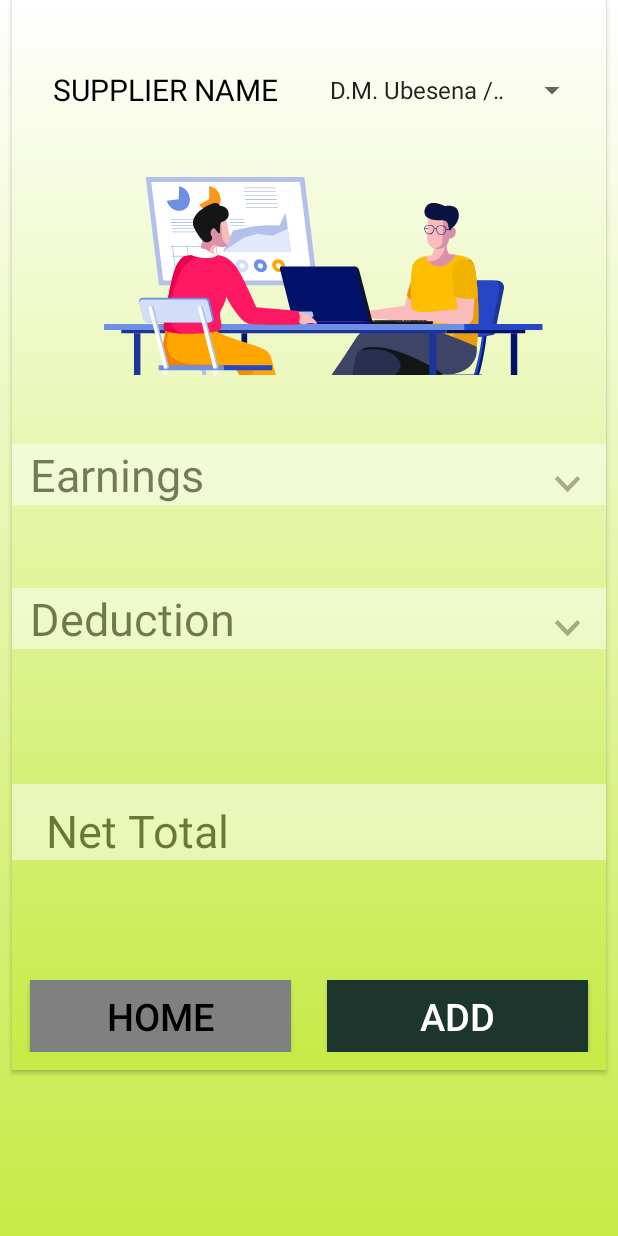
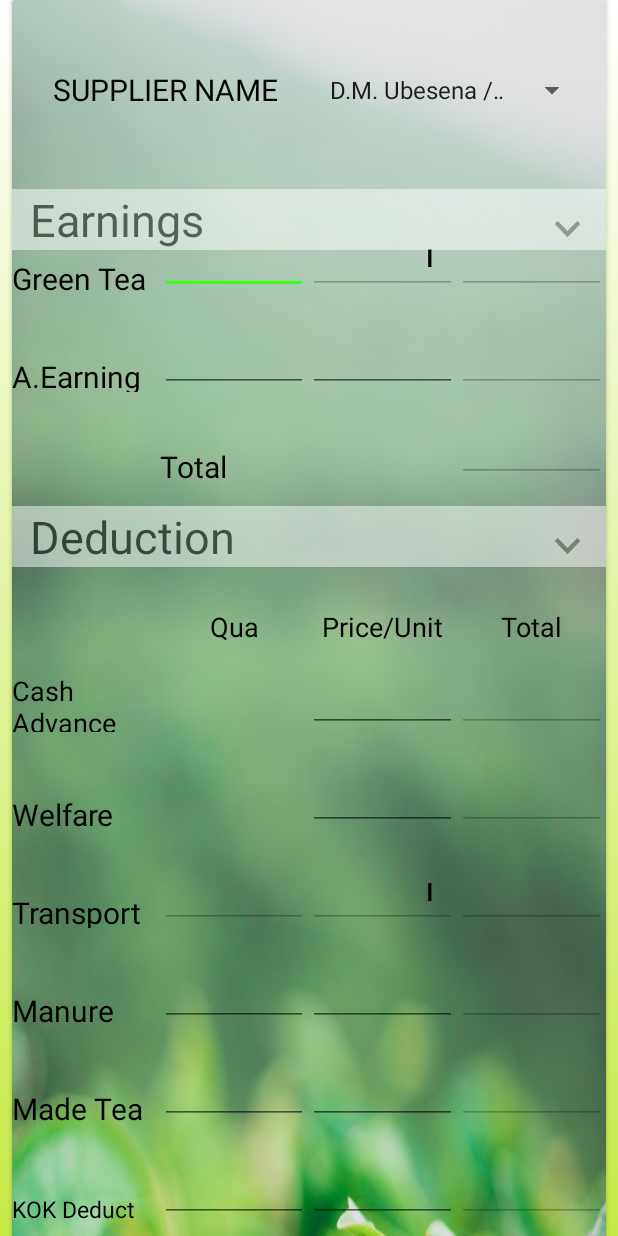
Before and after one commit to deeptha92/TeaPluskerApp, an Android app: the SupplierFormActivity screen opened directly, with no data from a screen before it, on a phone screen of 412 x 824 dp. Run offline under Robolectric (Android 15) with nearby library versions, the light colour scheme and no system bars.

Commit message:
added latest update

```diff
--- a/app/build.gradle
+++ b/app/build.gradle
@@ -41,4 +41,5 @@ dependencies {
     implementation 'androidx.appcompat:appcompat:1.4.1'
     implementation 'com.google.android.material:material:1.6.0'
     implementation 'pl.droidsonroids.gif:android-gif-drawable:1.2.17'
+    implementation 'com.google.code.gson:gson:2.8.8'
 }
--- a/app/src/main/java/com/example/Modal/EmployeeModalClass.java
+++ b/app/src/main/java/com/example/Modal/EmployeeModalClass.java
@@ -1,4 +1,7 @@
 package com.example.Modal;
+
+import android.os.Parcel;
+import android.os.Parcelable;
 
 public class EmployeeModalClass {
     int id;
@@ -304,4 +307,6 @@ public class EmployeeModalClass {
     public void setSupplier_name(String supplier_name) {
         this.supplier_name = supplier_name;
     }
+
+
 }
--- a/app/src/main/java/com/example/TeaPlucker/MainActivity.java
+++ b/app/src/main/java/com/example/TeaPlucker/MainActivity.java
@@ -129,7 +129,10 @@ public class MainActivity extends AppCompatActivity {
         lav_form.setOnClickListener(new View.OnClickListener() {
             @Override
             public void onClick(View v) {
-
+                SharedPreferences sharedPreferences = getSharedPreferences("MySharedPref", Context.MODE_PRIVATE);
+                SharedPreferences.Editor editor = sharedPreferences.edit();
+                editor.remove("myModel"); // Remove the key associated with the MyModel object
+                editor.apply();
                 LLFirst.setVisibility(View.INVISIBLE);
                 LLSecond.setVisibility(View.INVISIBLE);
                 LLThird.setVisibility(View.INVISIBLE);
--- a/app/src/main/res/layout/activity_supplier_form.xml
+++ b/app/src/main/res/layout/activity_supplier_form.xml
@@ -63,7 +63,7 @@
                 android:layout_width="match_parent"
                 android:layout_height="match_parent"
                 android:paddingBottom="12dp"
-                android:background="@drawable/background_form"
+                android:background="@drawable/tealeaves_3_bk"
                 tools:ignore="ExtraText">
 
                 <LinearLayout
@@ -136,7 +136,6 @@
                     android:layout_height="wrap_content"
                     android:layout_marginTop="10dp"
                     android:orientation="horizontal"
-                    android:visibility="gone"
                     app:layout_constraintEnd_toEndOf="parent"
                     app:layout_constraintStart_toStartOf="parent"
                     app:layout_constraintTop_toBottomOf="@id/LLLabelEarning"
@@ -203,7 +202,6 @@
                     android:layout_height="wrap_content"
                     android:layout_marginTop="25dp"
                     android:orientation="horizontal"
-                    android:visibility="gone"
                     app:layout_constraintEnd_toEndOf="parent"
                     app:layout_constraintStart_toStartOf="parent"
                     app:layout_constraintTop_toBottomOf="@id/LLGreentea"
@@ -274,7 +272,6 @@
                     android:layout_height="wrap_content"
                     android:layout_marginTop="20dp"
                     android:orientation="horizontal"
-                    android:visibility="gone"
                     app:layout_constraintEnd_toEndOf="parent"
                     app:layout_constraintStart_toStartOf="parent"
                     app:layout_constraintTop_toBottomOf="@id/LLAditional"
@@ -342,7 +339,6 @@
                     android:layout_height="wrap_content"
                     android:layout_marginTop="20dp"
                     android:orientation="horizontal"
-                    android:visibility="gone"
                     app:layout_constraintEnd_toEndOf="parent"
                     app:layout_constraintStart_toStartOf="parent"
                     app:layout_constraintTop_toBottomOf="@id/LLDeduction"
@@ -417,7 +413,6 @@
                     android:layout_width="match_parent"
                     android:layout_height="wrap_content"
                     android:layout_marginTop="10dp"
-                    android:visibility="gone"
                     android:orientation="horizontal"
                     app:layout_constraintEnd_toEndOf="parent"
                     app:layout_constraintStart_toStartOf="parent"
@@ -427,7 +422,7 @@
                     <TextView
                         android:id="@+id/tv_cashAdvance_deduction"
                         android:layout_width="0dp"
-                        android:layout_height="50dp"
+                        android:layout_height="match_parent"
                         android:layout_weight="1"
                         android:text="Cash Advance"
                         style="@style/TEXT"
@@ -495,7 +490,6 @@
                     android:layout_height="wrap_content"
                     android:layout_marginTop="25dp"
                     android:orientation="horizontal"
-                    android:visibility="gone"
                     app:layout_constraintEnd_toEndOf="parent"
                     app:layout_constraintStart_toStartOf="parent"
                     app:layout_constraintTop_toBottomOf="@id/LLCashAdvance_deduction"
@@ -571,7 +565,6 @@
                     android:layout_height="wrap_content"
                     android:layout_marginTop="25dp"
                     android:orientation="horizontal"
-                    android:visibility="gone"
                     app:layout_constraintEnd_toEndOf="parent"
                     app:layout_constraintStart_toStartOf="parent"
                     app:layout_constraintTop_toBottomOf="@id/LLWelfare_deduction"
@@ -638,7 +631,6 @@
                     android:layout_height="wrap_content"
                     android:layout_marginTop="25dp"
                     android:orientation="horizontal"
-                    android:visibility="gone"
                     app:layout_constraintEnd_toEndOf="parent"
                     app:layout_constraintStart_toStartOf="parent"
                     app:layout_constraintTop_toBottomOf="@id/LLTransport_deduction"
@@ -704,7 +696,6 @@
                     android:layout_height="wrap_content"
                     android:layout_marginTop="25dp"
                     android:orientation="horizontal"
-                    android:visibility="gone"
                     app:layout_constraintEnd_toEndOf="parent"
                     app:layout_constraintStart_toStartOf="parent"
                     app:layout_constraintTop_toBottomOf="@id/LLManure_deduction"
@@ -770,7 +761,6 @@
                     android:layout_height="wrap_content"
                     android:layout_marginTop="25dp"
                     android:orientation="horizontal"
-                    android:visibility="gone"
                     app:layout_constraintEnd_toEndOf="parent"
                     app:layout_constraintStart_toStartOf="parent"
                     app:layout_constraintTop_toBottomOf="@id/LLMadeTea_deduction"
@@ -836,7 +826,6 @@
                     android:layout_height="wrap_content"
                     android:layout_marginTop="25dp"
                     android:orientation="horizontal"
-                    android:visibility="gone"
                     app:layout_constraintEnd_toEndOf="parent"
                     app:layout_constraintStart_toStartOf="parent"
                     app:layout_constraintTop_toBottomOf="@id/LLKOK_deduction"
@@ -899,7 +888,6 @@
                     android:layout_height="wrap_content"
                     android:layout_marginTop="20dp"
                     android:orientation="horizontal"
-                    android:visibility="gone"
                     app:layout_constraintEnd_toEndOf="parent"
                     app:layout_constraintStart_toStartOf="parent"
                     app:layout_constraintTop_toBottomOf="@id/LLOther_deduction"
@@ -1158,7 +1146,7 @@
                     android:elevation="12dp"
                     app:cardCornerRadius="25dp"
                     app:layout_constraintStart_toStartOf="parent"
-                    app:layout_constraintTop_toBottomOf="@id/lav_actionBar"
+                    app:layout_constraintTop_toBottomOf="@id/LLSpiner"
                     tools:ignore="MissingConstraints">
 
 
@@ -1178,21 +1166,6 @@
 
                 </androidx.cardview.widget.CardView>
 
-
-                <com.airbnb.lottie.LottieAnimationView
-                    android:id="@+id/lav_actionBar"
-                    android:layout_width="match_parent"
-                    android:layout_height="150dp"
-                    android:layout_marginStart="0dp"
-                    android:layout_marginTop="20dp"
-                    android:layout_marginEnd="0dp"
-                    android:scaleType="centerCrop"
-                    app:layout_constraintEnd_toEndOf="parent"
-                    app:layout_constraintStart_toStartOf="parent"
-                    app:layout_constraintTop_toBottomOf="@+id/LLSpiner"
-                    app:lottie_autoPlay="true"
-                    app:lottie_fileName="homepage.json"
-                    app:lottie_loop="true" />
 
                 <LinearLayout
                     android:id="@+id/LLSpiner"
@@ -1223,7 +1196,7 @@
                         style="@style/TEXT"
                         android:layout_marginStart="12dp"
                         android:layout_marginEnd="12dp"
-                        app:layout_constraintBottom_toTopOf="@+id/lav_actionBar"/>
+                        app:layout_constraintBottom_toTopOf="@+id/LLSpiner"/>
 
                 </LinearLayout>
 
--- a/app/src/main/res/layout/activity_view_details.xml
+++ b/app/src/main/res/layout/activity_view_details.xml
@@ -5,7 +5,7 @@
     android:layout_width="match_parent"
     android:layout_height="match_parent"
     tools:context=".ViewDetailsActivity"
-    style="@style/SCREEN">
+    android:background="@drawable/tealeaves_3_bk">
 
 
 
@@ -44,6 +44,7 @@
             app:lottie_autoPlay="true"
             app:lottie_fileName="data_notfound.json"
             app:lottie_loop="true"
+            android:visibility="gone"
             android:layout_marginBottom="150dp"/>
 
         <Button
--- /dev/null
+++ b/app/src/main/res/values-night/strings.xml
@@ -0,0 +1,4 @@
+<?xml version="1.0" encoding="utf-8"?>
+<resources>
+    <string name="delete_details">Delete Details</string>
+</resources>
--- /dev/null
+++ b/app/src/main/res/values-v21/strings.xml
@@ -0,0 +1,4 @@
+<?xml version="1.0" encoding="utf-8"?>
+<resources>
+    <string name="delete_details">Delete Details</string>
+</resources>
--- a/app/src/main/res/values/strings.xml
+++ b/app/src/main/res/values/strings.xml
@@ -10,4 +10,5 @@
         <string name="login_mobile_number_hint">Mobile Number</string>
         <string name="title">KOK</string>
         <string name="invalid">Invalid Username or Password</string>
+    <string name="delete_details">Delete Details</string>
 </resources>
```
Also changed, not shown: app/src/main/java/com/example/Adapters/EmployeeAdapterClass.java (+49 -33 lines), app/src/main/java/com/example/TeaPlucker/SupplierFormActivity.java (+54 -73 lines), app/src/main/res/layout/activity_main.xml (+2 -6 lines), app/src/main/res/layout/pop_up_layout.xml (+28 -18 lines).
